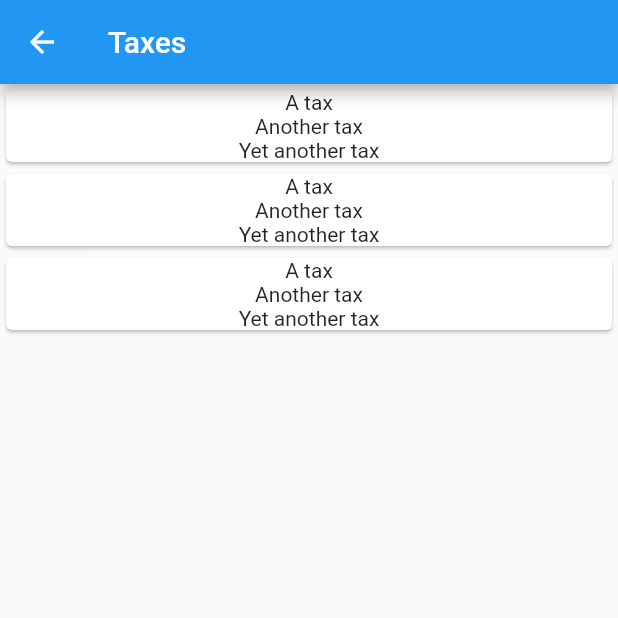
After one commit to AlinBorcea/CarTaxes, a Flutter app: the ListTax screen opened by its route, on a phone screen of 412 x 824 dp, the top half of it. The commit adds this screen. Run offline on Flutter 3.47's test engine with Material 2 defaults, Android fonts, the phone set to English and light mode, and no system bars; missing offline and left inert: flutter_material_color_picker.

Commit message:
added list_taxes screen

```diff
--- a/lib/data.dart
+++ b/lib/data.dart
@@ -1,3 +1,7 @@
 import 'car/car.dart';
 
 List<Car> carList = List();
+
+getTaxList(String carName) {
+  return null;
+}
--- a/lib/main.dart
+++ b/lib/main.dart
@@ -1,6 +1,7 @@
 import 'package:flutter/material.dart';
 import 'car/add_car.dart';
 import 'data.dart';
+import 'tax/list_taxes.dart';
 
 void main() => runApp(MyApp());
 
@@ -13,8 +14,9 @@ class MyApp extends StatelessWidget {
         primarySwatch: Colors.blue,
       ),
       home: MyHomePage(title: 'Cars'),
-      routes: <String, WidgetBuilder>{
+      routes: <String, WidgetBuilder> {
         '/AddCar': (BuildContext context) => AddCar(),
+        '/ListTax': (BuildContext context) => ListTax(),
       },
     );
   }
@@ -40,7 +42,11 @@ class _MyHomePageState extends State<MyHomePage> {
       body: Center(
         child: ListView.builder(
           itemCount: carList.length,
-          itemBuilder: (context, index) => Card(
+          itemBuilder: (context, index) => GestureDetector(
+            onTap: () {
+              Navigator.of(context).pushNamed('/ListTax');
+            },
+            child: Card(
               child: Row(
                 children: <Widget>[
                   Icon(
@@ -67,6 +73,7 @@ class _MyHomePageState extends State<MyHomePage> {
             ),
           ),
         ),
+      ),
       floatingActionButton: FloatingActionButton(
         onPressed: () => Navigator.of(context).pushNamed('/AddCar'),
         child: Icon(Icons.add),
--- /dev/null
+++ b/lib/tax/list_taxes.dart
@@ -0,0 +1,34 @@
+import 'package:flutter/material.dart';
+
+class ListTax extends StatefulWidget {
+  @override
+  State<StatefulWidget> createState() => ListTaxState();
+}
+
+class ListTaxState extends State<ListTax> {
+  @override
+  Widget build(BuildContext context) {
+    return Scaffold(
+      appBar: AppBar(
+        title: Text('Taxes'),
+        backgroundColor: Colors.blue,
+      ),
+      body: Center(
+        child: ListView.builder(
+          itemCount: 3,
+          itemBuilder: (BuildContext context, int index) => GestureDetector(
+            child: Card(
+              child: Column(
+                children: <Widget>[
+                  Text('A tax'),
+                  Text('Another tax'),
+                  Text('Yet another tax'),
+                ],
+              ),
+            ),
+          ),
+        ),
+      ),
+    );
+  }
+}
```
Lines whose indentation alone changed are shown as unchanged.
